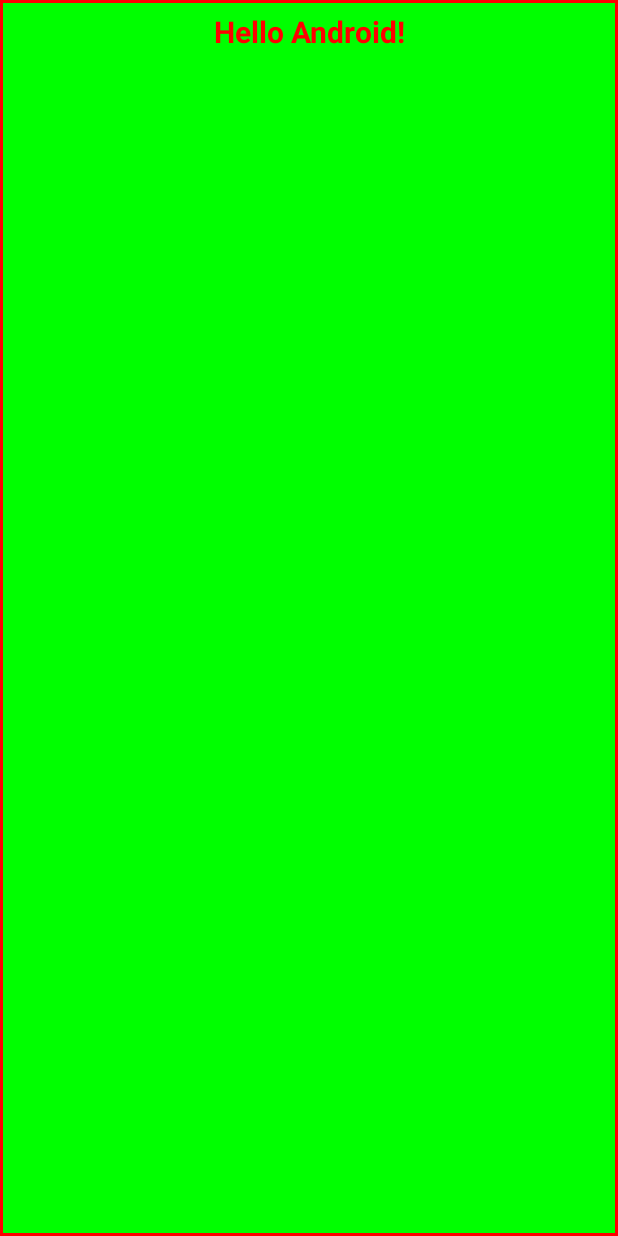
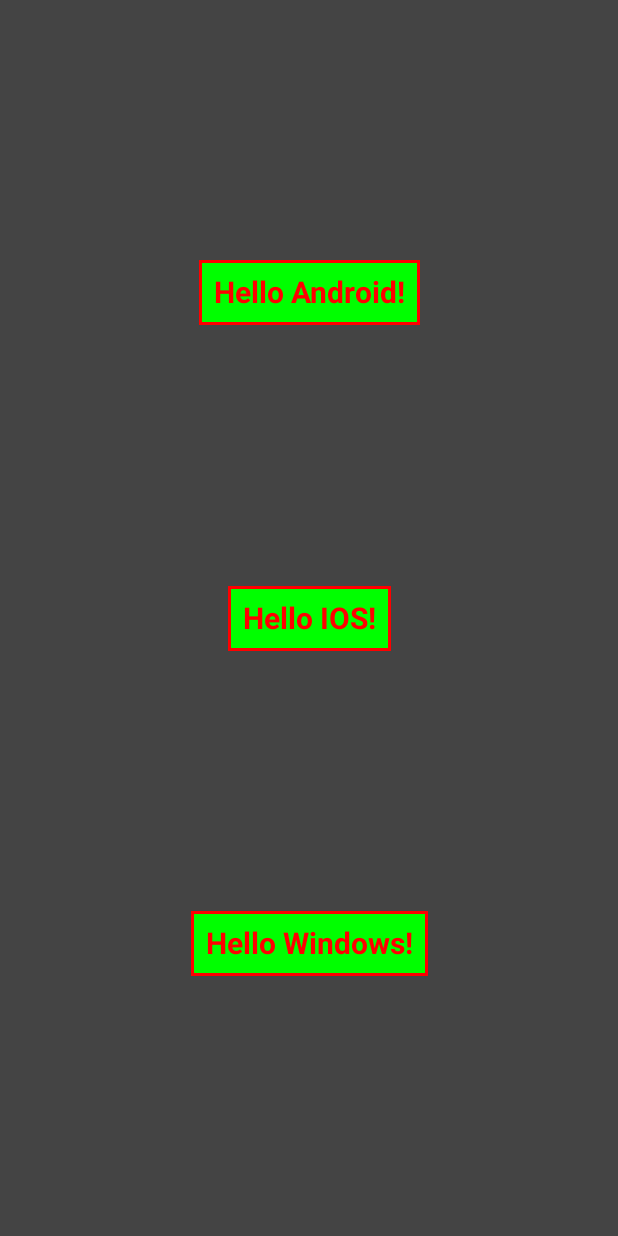
Before and after one commit to hellosknath/Mobile-Apps-Devs, an Android app built with Jetpack Compose: the screen it shows after launch (MainActivity), on a phone screen of 412 x 824 dp. Run offline under Robolectric (Android 15) with nearby library versions, the phone set to English and light mode, and no system bars.

Commit message:
using column properties

```diff
--- a/app/src/main/java/com/sriidea/myjetpack/MainActivity.kt
+++ b/app/src/main/java/com/sriidea/myjetpack/MainActivity.kt
@@ -5,14 +5,12 @@ import androidx.activity.ComponentActivity
 import androidx.activity.compose.setContent
 import androidx.compose.foundation.background
 import androidx.compose.foundation.border
-import androidx.compose.foundation.layout.fillMaxHeight
-import androidx.compose.foundation.layout.fillMaxSize
-import androidx.compose.foundation.layout.fillMaxWidth
-import androidx.compose.foundation.layout.padding
+import androidx.compose.foundation.layout.*
 import androidx.compose.material.MaterialTheme
 import androidx.compose.material.Surface
 import androidx.compose.material.Text
 import androidx.compose.runtime.Composable
+import androidx.compose.ui.Alignment
 import androidx.compose.ui.Modifier
 import androidx.compose.ui.graphics.Color
 import androidx.compose.ui.text.font.FontWeight
@@ -26,15 +24,18 @@ class MainActivity : ComponentActivity() {
     override fun onCreate(savedInstanceState: Bundle?) {
         super.onCreate(savedInstanceState)
         setContent {
-            MyJetPackTheme {
-                // A surface container using the 'background' color from the theme
-                Surface(
-                    modifier = Modifier.fillMaxSize(),
-                    color = MaterialTheme.colors.background
-                ) {
-                    Greeting("Android")
-                }
+            Column(
+                modifier = Modifier
+                    .fillMaxSize()
+                    .background(color = Color.DarkGray),
+                verticalArrangement = Arrangement.SpaceEvenly,
+                horizontalAlignment = Alignment.CenterHorizontally
+            ) {
+                Greeting("Android")
+                Greeting("IOS")
+                Greeting("Windows")
             }
+
         }
     }
 }
@@ -51,8 +52,6 @@ fun Greeting(name: String) {
             .background(color = Color.Green)
             .border(2.dp, color = Color.Red)
             .padding(10.dp)
-            .fillMaxWidth(0.5f)
-            .fillMaxHeight(0.3f)
     )
 }
 
```
